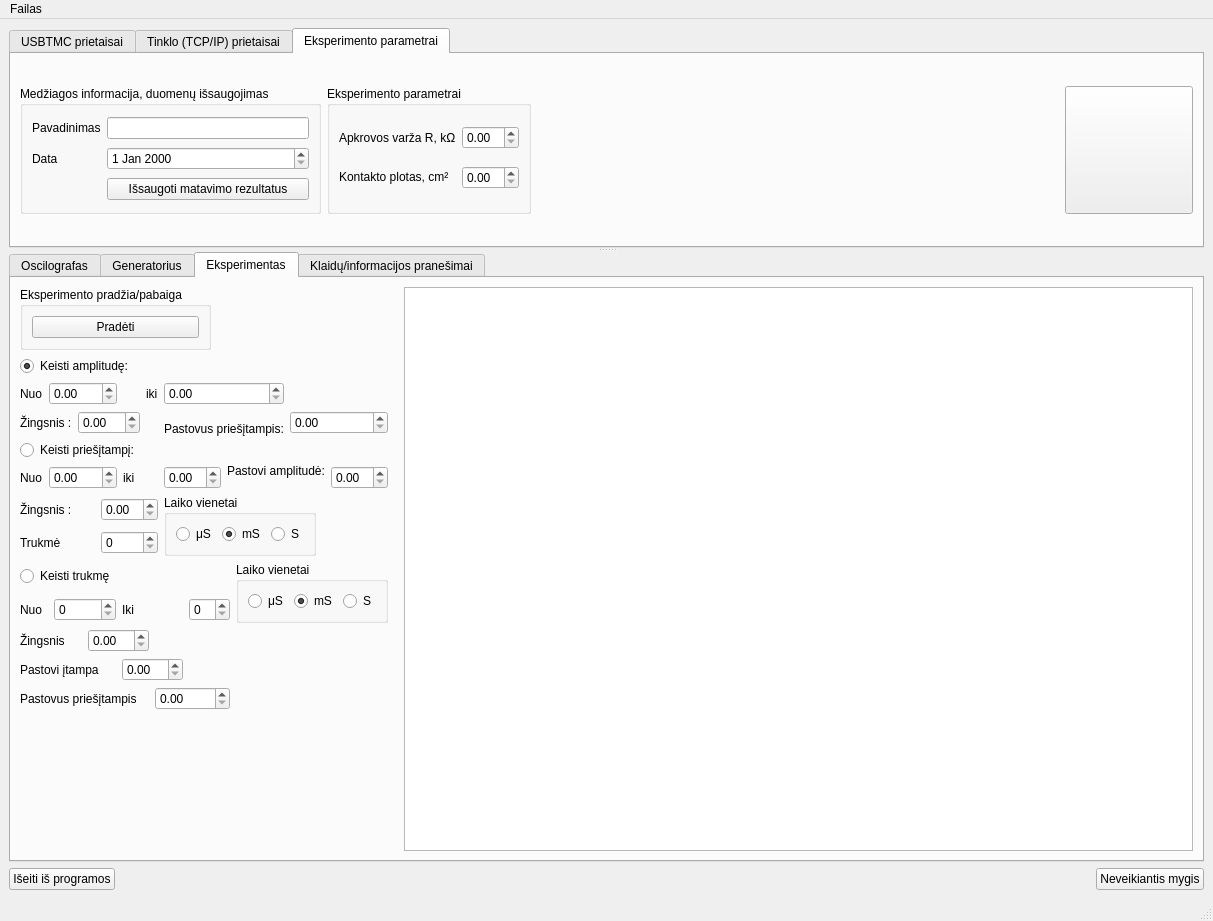
First picture: the form in UIfiles/GUIThread.ui, repository userIsTaken/TryUSB, before the edit.
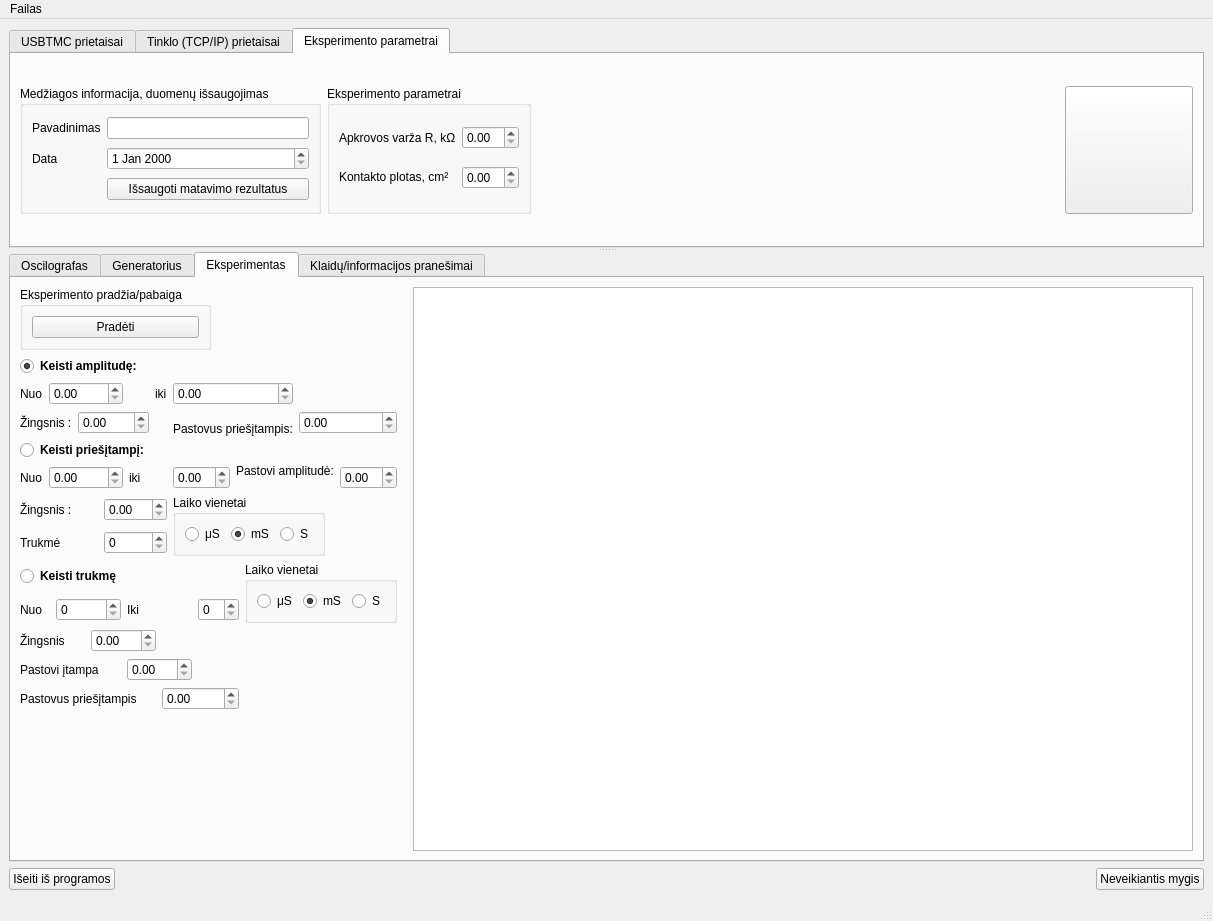
Second picture: the form after the edit. Icons and pictures are not drawn. Custom widgets are drawn as their Qt base class.

What changed in the file:
```diff
--- a/UIfiles/GUIThread.ui
+++ b/UIfiles/GUIThread.ui
@@ -1165,6 +1165,12 @@
           <layout class="QGridLayout" name="gridLayout_21">
            <item row="0" column="0" colspan="5">
             <widget class="QRadioButton" name="sweepAmplitudeRadioButton">
+             <property name="font">
+              <font>
+               <weight>75</weight>
+               <bold>true</bold>
+              </font>
+             </property>
              <property name="text">
               <string>Keisti amplitudę:</string>
              </property>
@@ -1218,6 +1224,12 @@
            </item>
            <item row="3" column="0" rowspan="2" colspan="5">
             <widget class="QRadioButton" name="sweepOffsetRadioButton">
+             <property name="font">
+              <font>
+               <weight>75</weight>
+               <bold>true</bold>
+              </font>
+             </property>
              <property name="text">
               <string>Keisti priešįtampį:</string>
              </property>
@@ -1337,6 +1349,12 @@
           <layout class="QGridLayout" name="gridLayout_24">
            <item row="0" column="0" colspan="3">
             <widget class="QRadioButton" name="sweepTimeRadioButton">
+             <property name="font">
+              <font>
+               <weight>75</weight>
+               <bold>true</bold>
+              </font>
+             </property>
              <property name="text">
               <string>Keisti trukmę</string>
              </property>
```
